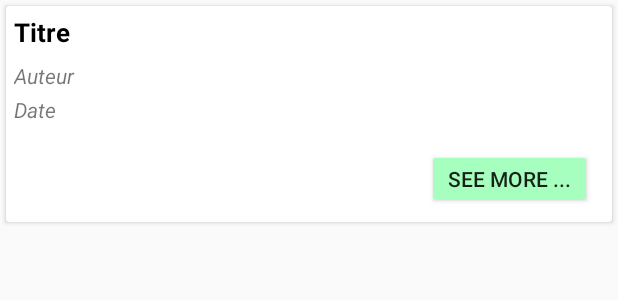
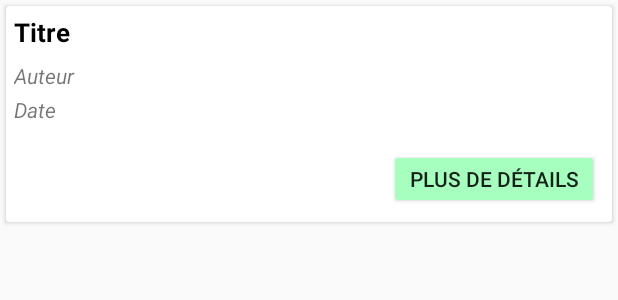
Before and after one commit to MaximeVivier/AndroidDFSProject, an Android app: the layout article_item_right.xml on its own in the app's theme, with its tools: preview values and no code run, on a phone screen of 412 x 824 dp. Shown: the top 300 px of the screen. Run offline under Robolectric (Android 15) with nearby library versions, the phone set to English and light mode, and no system bars; network calls fail.

```diff
--- a/app/src/main/res/layout/article_item_left.xml
+++ b/app/src/main/res/layout/article_item_left.xml
@@ -58,11 +58,11 @@
 
         <Button
             android:id="@+id/see_more_button"
-            android:layout_width="110dp"
+            android:layout_width="140dp"
             android:layout_height="40dp"
-            android:layout_marginStart="275dp"
+            android:layout_marginStart="250dp"
             android:layout_marginBottom="3dp"
-            android:text="See more ..."
+            android:text="Plus de détails"
             android:backgroundTint="#a6ffbe" />
 
     </LinearLayout>
--- a/app/src/main/res/layout/article_item_right.xml
+++ b/app/src/main/res/layout/article_item_right.xml
@@ -57,12 +57,12 @@
 
         <Button
             android:id="@+id/see_more_button"
-            android:layout_width="110dp"
+            android:layout_width="140dp"
             android:layout_height="40dp"
-            android:layout_marginStart="275dp"
+            android:layout_marginStart="250dp"
             android:layout_marginBottom="3dp"
-            android:text="See more ..."
-            android:backgroundTint="#a6ffbe"/>
+            android:text="Plus de détails"
+            android:backgroundTint="#a6ffbe" />
 
     </LinearLayout>
 
```
Also changed, not shown: app/src/main/java/fr/centralemarseille/maxnews/MainActivity.kt (+5 -2 lines), 5 other files.
